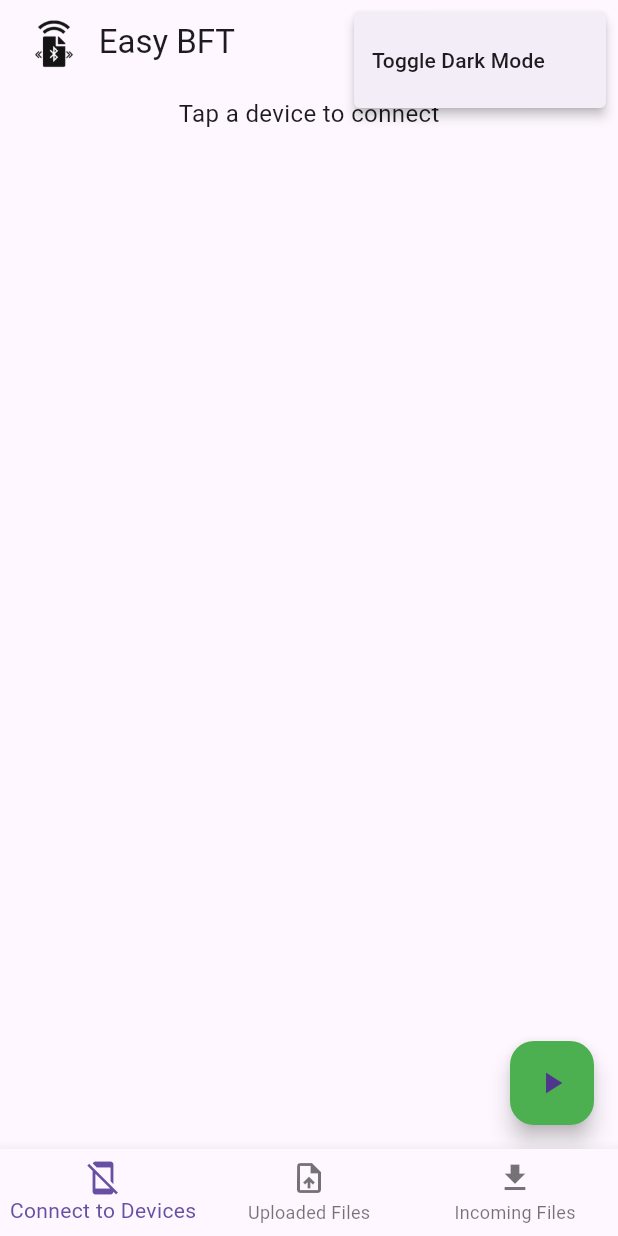
After one commit to PoderosoVitao/EasyBFT, a Flutter app: the screen it shows after launch, after a tap on the "stop" icon, after a tap on the "more vert" icon, on a phone screen of 412 x 824 dp. The commit adds this screen. Run offline on Flutter 3.47's test engine with Material 3 defaults, Android fonts, the light colour scheme and no system bars; our stand-ins replace file_picker, permission_handler; missing offline and left inert: all_bluetooth.

Commit message:
bluetooth discovery

```diff
--- /dev/null
+++ b/easybft/lib/connectedDevices.dart
@@ -0,0 +1,183 @@
+import 'dart:async';
+
+import 'package:flutter/material.dart';
+import 'package:all_bluetooth/all_bluetooth.dart';
+import 'package:permission_handler/permission_handler.dart';
+
+class ConnectedDevicesScreen extends StatefulWidget {
+  final VoidCallback toggleTheme;
+  final bool isDarkMode;
+  final AllBluetooth allBluetooth;
+
+  const ConnectedDevicesScreen({required this.toggleTheme, required this.isDarkMode, required this.allBluetooth, Key? key}) : super(key: key);
+
+  @override
+  _ConnectedDevicesScreenState createState() => _ConnectedDevicesScreenState();
+}
+
+class _ConnectedDevicesScreenState extends State<ConnectedDevicesScreen> {
+  List<BluetoothDevice> availableDevices = [];
+  bool _isDiscovering = false;
+  late StreamSubscription<BluetoothDevice> _discoverySubscription; // Subscription for device discovery stream
+
+  @override
+  void initState() {
+    super.initState();
+    _requestPermissions().then((_) {
+      _startDiscovery();
+    });
+  }
+
+  /// QUE DOR DE CABEÇA
+  // Demorei pra descobrir que precisamos pedir essas permissoes durante runtime
+  // e não apenas no androidmanifest.xml
+  Future<void> _requestPermissions() async {
+    if (await Permission.bluetoothScan.isDenied) {
+      await Permission.bluetoothScan.request();
+    }
+    if (await Permission.bluetoothConnect.isDenied) {
+      await Permission.bluetoothConnect.request();
+    }
+    if (await Permission.location.isDenied) {
+      await Permission.location.request();
+    }
+    if (await Permission.bluetoothAdvertise.isDenied) {
+      await Permission.bluetoothAdvertise.request();
+    }
+  }
+
+
+  @override
+  void dispose() {
+    _stopDiscovery();
+    super.dispose();
+  }
+
+  void _startDiscovery() async {
+    setState(() {
+      _isDiscovering = true;
+      availableDevices.clear();
+    });
+
+    try {
+      print("Starting Bluetooth discovery...");
+      await widget.allBluetooth.startDiscovery();
+      print("Discovery started!");
+
+      _discoverySubscription = widget.allBluetooth.discoverDevices.listen(
+            (BluetoothDevice device) {
+          setState(() {
+            if (!availableDevices.any((d) => d.address == device.address)) {
+              availableDevices.add(device);
+              print("Discovered device: ${device.name} (${device.address})");
+            }
+          });
+        },
+        onError: (error) {
+          print("Error during discovery: $error");
+          setState(() {
+            _isDiscovering = false;
+          });
+        },
+        onDone: () {
+          print("Discovery completed.");
+          setState(() {
+            _isDiscovering = false;
+          });
+        },
+      );
+    } catch (e) {
+      print("Failed to start discovery: $e");
+      setState(() {
+        _isDiscovering = false;
+      });
+    }
+  }
+  void _stopDiscovery() {
+    widget.allBluetooth.stopDiscovery();
+    _discoverySubscription.cancel();
+    setState(() {
+      _isDiscovering = false;
+    });
+  }
+  Widget _buildDeviceItem(BluetoothDevice device) {
+    return ListTile(
+      leading: Icon(Icons.devices),
+      title: Text(device.name ?? 'Unknown Device'),
+      subtitle: Text(device.address),  // Aqui no caso mostramos o endereço MAC
+      onTap: () {
+        // Ainda tenho que adicionar a lógica de pareamento.
+        print('Clicked on device: ${device.name}');
+      },
+    );
+  }
+
+  @override
+  Widget build(BuildContext context) {
+    return Scaffold(
+      appBar: AppBar(
+        title: Row(
+          children: [
+            Image.asset(
+              'assets/images/logo.png',
+              height: 40,
+            ),
+            const SizedBox(width: 10),
+            const Text('Easy BFT'),
+          ],
+        ),
+        actions: [
+          PopupMenuButton<String>(
+            onSelected: (value) {
+              if (value == 'Toggle Dark Mode') {
+                widget.toggleTheme();
+              }
+            },
+            itemBuilder: (BuildContext context) {
+              return {'Toggle Dark Mode'}.map((String choice) {
+                return PopupMenuItem<String>(
+                  value: choice,
+                  child: Text(choice),
+                );
+              }).toList();
+            },
+          ),
+        ],
+      ),
+      body: Column(
+        children: [
+          Padding(
+            padding: const EdgeInsets.all(8.0),
+            child: Text(
+              _isDiscovering
+                  ? 'Discovering devices...'
+                  : 'Tap a device to connect',
+              style: const TextStyle(fontSize: 16),
+            ),
+          ),
+          Expanded(
+            child: ListView.builder(
+              itemCount: availableDevices.length,
+              itemBuilder: (context, index) {
+                return _buildDeviceItem(availableDevices[index]);
+              },
+            ),
+          ),
+        ],
+      ),
+      floatingActionButton: FloatingActionButton(
+        onPressed: () {
+          if (_isDiscovering) {
+            _stopDiscovery();
+          } else {
+            _startDiscovery();
+          }
+        },
+        backgroundColor: _isDiscovering ? Colors.red : Colors.green,
+        child: Icon(
+          _isDiscovering ? Icons.stop : Icons.play_arrow,
+        ),
+      ),
+    );
+  }
+}
--- a/easybft/lib/main.dart
+++ b/easybft/lib/main.dart
@@ -1,6 +1,10 @@
+import 'dart:async';
+
 import 'package:flutter/material.dart';
 import 'uploadedFiles.dart';
+import "package:all_bluetooth/all_bluetooth.dart";
 import 'incomingFiles.dart';
+import 'connectedDevices.dart';
 
 void main() => runApp(MyApp());
 
@@ -13,6 +17,43 @@ class _MyAppState extends State<MyApp> {
   bool _isDarkMode = false;
   int _selectedIndex = 0;
 
+  final _allBluetooth = AllBluetooth();
+  bool _isBluetoothOn = false;
+  StreamSubscription<bool>? _bluetoothStateSubscription;
+  StreamSubscription<ConnectionResult>? _connectionResultSubscription;
+
+  @override
+  void initState() {
+    super.initState();
+    _checkBluetoothState();
+    _listenToConnectionChanges();
+  }
+
+  @override
+  void dispose() {
+    _bluetoothStateSubscription?.cancel();
+    _connectionResultSubscription?.cancel();
+    super.dispose();
+  }
+
+  void _checkBluetoothState() {
+    _bluetoothStateSubscription = _allBluetooth.streamBluetoothState.listen((isBluetoothOn) {
+      if (isBluetoothOn != _isBluetoothOn) {
+        setState(() {
+          _isBluetoothOn = isBluetoothOn;
+        });
+      }
+    });
+  }
+  void _listenToConnectionChanges() {
+    _connectionResultSubscription = _allBluetooth.listenForConnection.listen((connectionResult) {
+      _onConnectionResultChanged(connectionResult);
+    });
+  }
+  void _onConnectionResultChanged(ConnectionResult result) {
+    print('Bluetooth Status: $result');
+  }
+
   void _toggleTheme() {
     setState(() {
       _isDarkMode = !_isDarkMode;
@@ -21,13 +62,20 @@ class _MyAppState extends State<MyApp> {
 
   List<Widget> _screens() {
     return [
+      ConnectedDevicesScreen(
+        toggleTheme: _toggleTheme,
+        isDarkMode: _isDarkMode,
+        allBluetooth: _allBluetooth,
+      ),
       FileShareScreen(
         toggleTheme: _toggleTheme,
         isDarkMode: _isDarkMode,
+        allBluetooth: _allBluetooth,
       ),
       IncomingFilesScreen(
         toggleTheme: _toggleTheme,
         isDarkMode: _isDarkMode,
+        allBluetooth: _allBluetooth,
       ),
     ];
   }
@@ -41,6 +89,7 @@ class _MyAppState extends State<MyApp> {
   @override
   Widget build(BuildContext context) {
     return MaterialApp(
+      debugShowCheckedModeBanner: false,
       title: 'Easy BFT',
       theme: _isDarkMode ? ThemeData.dark() : ThemeData.light(),
       home: Scaffold(
@@ -49,6 +98,10 @@ class _MyAppState extends State<MyApp> {
           currentIndex: _selectedIndex,
           onTap: _onItemTapped,
           items: const <BottomNavigationBarItem>[
+            BottomNavigationBarItem(
+              icon: Icon(Icons.mobile_off),
+              label: 'Connect to Devices',
+              ),
             BottomNavigationBarItem(
               icon: Icon(Icons.upload_file),
               label: 'Uploaded Files',
--- a/easybft/pubspec.yaml
+++ b/easybft/pubspec.yaml
@@ -36,6 +36,8 @@ dependencies:
   # Use with the CupertinoIcons class for iOS style icons.
   cupertino_icons: ^1.0.8
   file_picker: ^8.1.2
+  all_bluetooth: ^0.1.0
+  permission_handler: ^11.3.1
 
 dev_dependencies:
   flutter_test:
```
Also changed, not shown: easybft/lib/incomingFiles.dart (+5 -4 lines), easybft/lib/uploadedFiles.dart (+27 -2 lines), easybft/pubspec.lock, 3 other files.
